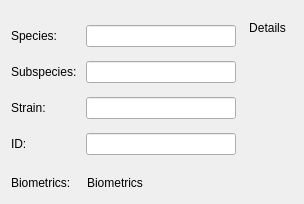
The window that src/scipyen/gui/widgets/dataclasswidgets/organismwidget.ui (ctigaret/scipyen) describes before a commit, drawn with Qt 5.
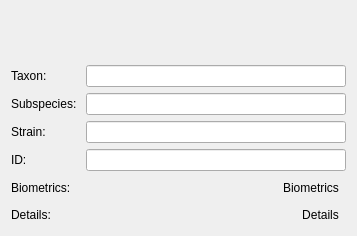
The same window after the commit. Icons and pictures are not drawn. Custom widgets are drawn as their Qt base class.

The edit to the form file:
```diff
--- a/src/scipyen/gui/widgets/dataclasswidgets/organismwidget.ui
+++ b/src/scipyen/gui/widgets/dataclasswidgets/organismwidget.ui
@@ -6,17 +6,15 @@
    <rect>
     <x>0</x>
     <y>0</y>
-    <width>304</width>
-    <height>204</height>
+    <width>357</width>
+    <height>236</height>
    </rect>
   </property>
   <property name="windowTitle">
    <string>Form</string>
   </property>
-  <layout class="QGridLayout" name="gridLayout_3">
+  <layout class="QGridLayout" name="gridLayout_2">
    <item row="0" column="0">
-    <layout class="QVBoxLayout" name="verticalLayout_2">
-     <item>
       <widget class="NameDescriptionWidget" name="nameDescriptionWidget" native="true">
        <property name="sizePolicy">
         <sizepolicy hsizetype="Preferred" vsizetype="Minimum">
@@ -26,14 +24,12 @@
        </property>
       </widget>
      </item>
-     <item>
-      <layout class="QGridLayout" name="gridLayout_2">
-       <item row="0" column="0">
+   <item row="1" column="0">
         <layout class="QGridLayout" name="gridLayout">
          <item row="0" column="0">
           <widget class="QLabel" name="label">
            <property name="text">
-            <string>Species: </string>
+        <string>Taxon:</string>
            </property>
            <property name="alignment">
             <set>Qt::AlignmentFlag::AlignLeading|Qt::AlignmentFlag::AlignLeft|Qt::AlignmentFlag::AlignVCenter</set>
@@ -113,39 +109,7 @@
            </property>
           </widget>
          </item>
-        </layout>
-       </item>
-       <item row="0" column="1">
-        <layout class="QVBoxLayout" name="verticalLayout">
-         <item>
-          <widget class="QToolButton" name="taxonDetailsToolButton">
-           <property name="text">
-            <string>Details</string>
-           </property>
-           <property name="icon">
-            <iconset theme="view-list-tree"/>
-           </property>
-           <property name="autoRaise">
-            <bool>true</bool>
-           </property>
-          </widget>
-         </item>
-         <item>
-          <spacer name="verticalSpacer_2">
-           <property name="orientation">
-            <enum>Qt::Orientation::Vertical</enum>
-           </property>
-           <property name="sizeHint" stdset="0">
-            <size>
-             <width>20</width>
-             <height>40</height>
-            </size>
-           </property>
-          </spacer>
-         </item>
-        </layout>
-       </item>
-       <item row="1" column="0">
+     <item row="4" column="0" colspan="2">
         <layout class="QHBoxLayout" name="horizontalLayout_5">
          <item>
           <widget class="QLabel" name="label_5">
@@ -157,6 +121,19 @@
            </property>
           </widget>
          </item>
+       <item>
+        <spacer name="horizontalSpacer_5">
+         <property name="orientation">
+          <enum>Qt::Orientation::Horizontal</enum>
+         </property>
+         <property name="sizeHint" stdset="0">
+          <size>
+           <width>40</width>
+           <height>20</height>
+          </size>
+         </property>
+        </spacer>
+       </item>
          <item>
           <widget class="QToolButton" name="toggleBiometricsToolButton">
            <property name="toolTip">
@@ -182,8 +159,19 @@
            </property>
           </widget>
          </item>
+      </layout>
+     </item>
+     <item row="5" column="0" colspan="2">
+      <layout class="QHBoxLayout" name="horizontalLayout">
          <item>
-          <spacer name="horizontalSpacer_5">
+        <widget class="QLabel" name="label_6">
+         <property name="text">
+          <string>Details:</string>
+         </property>
+        </widget>
+       </item>
+       <item>
+        <spacer name="horizontalSpacer">
            <property name="orientation">
             <enum>Qt::Orientation::Horizontal</enum>
            </property>
@@ -195,7 +183,18 @@
            </property>
           </spacer>
          </item>
-        </layout>
+       <item>
+        <widget class="QToolButton" name="taxonDetailsToolButton">
+         <property name="text">
+          <string>Details</string>
+         </property>
+         <property name="icon">
+          <iconset theme="view-list-tree"/>
+         </property>
+         <property name="autoRaise">
+          <bool>true</bool>
+         </property>
+        </widget>
        </item>
       </layout>
      </item>
@@ -204,17 +203,17 @@
   </layout>
  </widget>
  <customwidgets>
-  <customwidget>
-   <class>LineEdit</class>
-   <extends>QLineEdit</extends>
-   <header location="global">gui.widgets.small_widgets</header>
-  </customwidget>
   <customwidget>
    <class>NameDescriptionWidget</class>
    <extends>QWidget</extends>
    <header location="global">gui.widgets.dataclasswidgets.namedescriptionwidget</header>
    <container>1</container>
   </customwidget>
+  <customwidget>
+   <class>LineEdit</class>
+   <extends>QLineEdit</extends>
+   <header location="global">gui.widgets.small_widgets</header>
+  </customwidget>
  </customwidgets>
  <resources/>
  <connections/>
```
Lines whose indentation alone changed are shown as unchanged.
